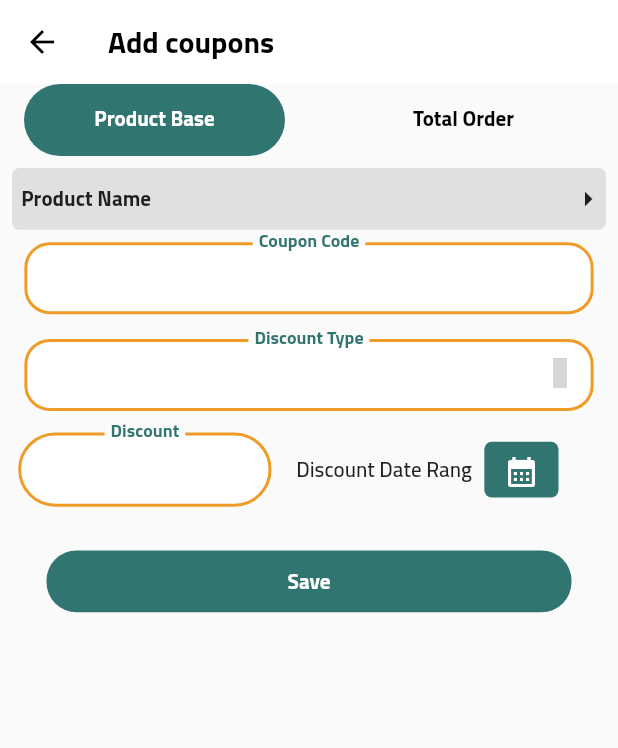
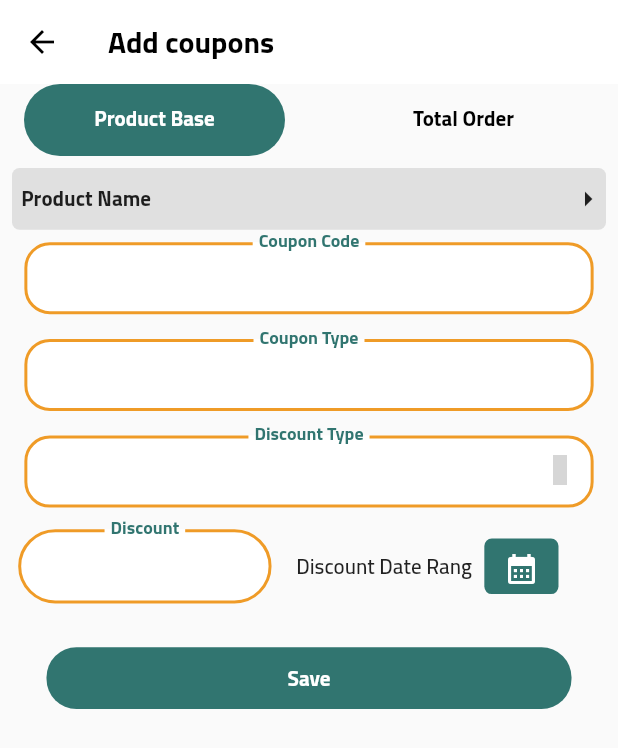
Before and after one commit to Sihamq/Sbooba_Client_App, a Flutter app: the CouponsView screen opened directly, after a tap on "Add coupons", on a phone screen of 412 x 824 dp. Shown: the top 748 px of the screen. Run offline on Flutter 3.47's test engine with Material 2 defaults, Android fonts, the phone set to English and light mode, and no system bars; our stand-ins replace awesome_dialog, awesome_snackbar_content, cached_network_image, carousel_slider, device_preview, dio and 16 more; missing offline and left inert: coupon_uikit, slide_popup_dialog_null_safety; accounts and stored records are empty; network calls fail; grey boxes are pictures that could not be loaded.

Commit message:
12-12 coupons

```diff
--- a/lib/lang/ar.dart
+++ b/lib/lang/ar.dart
@@ -226,5 +226,6 @@ Map<String, String> ar = {
   "yupdate": "تم تحديث بياناتك بنجاح ",
   "kind": "حدد نوع المنتج",
   "Editc": "تعديل الكوبون",
-  "creatc": "تم اضافة كوبون جديد بنجاح"
+  "creatc": "تم اضافة كوبون جديد بنجاح",
+  "typec": "نوع الكوبون"
 };
--- a/lib/lang/en.dart
+++ b/lib/lang/en.dart
@@ -232,5 +232,6 @@ Map<String, String> en = {
   "yupdate": "Updating Successfully",
   "kind": "Choose kind of product",
   "Editc": "Edit Coupon",
-  "creatc": "New Coupon Added Successfully"
+  "creatc": "New Coupon Added Successfully",
+  "typec": "Coupon Type"
 };
--- a/lib/main.dart
+++ b/lib/main.dart
@@ -38,7 +38,7 @@ class MyApp extends StatelessWidget {
         builder: (context, child) => ResponsiveWrapper.builder(
           ClampingScrollWrapper.builder(context, child!),
           breakpoints: const [
-            ResponsiveBreakpoint.resize(450, name: MOBILE),
+            ResponsiveBreakpoint.resize(480, name: MOBILE),
             ResponsiveBreakpoint.autoScale(800, name: TABLET),
             ResponsiveBreakpoint.resize(1000, name: DESKTOP),
             ResponsiveBreakpoint.autoScale(1700, name: 'XL'),
--- a/lib/module/coupons/add_coupons/widgets/custom_tab_view.dart
+++ b/lib/module/coupons/add_coupons/widgets/custom_tab_view.dart
@@ -20,7 +20,9 @@ class CustomTabView extends StatelessWidget {
     return SingleChildScrollView(
       child: GetBuilder<CouponsController>(
         init: CouponsController(),
-        builder: (controller) => Column(children: [
+        builder: (controller) => Form(
+          key: controller.formKey1,
+          child: Column(children: [
             Container(
               decoration: BoxDecoration(
                 borderRadius: BorderRadius.circular(5),
@@ -50,6 +52,13 @@ class CustomTabView extends StatelessWidget {
                   controller: controller.couponCode,
                   obcure: false,
                   label: "Coupon Code".tr),
+            ),
+            Padding(
+              padding: EdgeInsets.all(1.h),
+              child: MyAddTextField(
+                  controller: controller.couponType,
+                  obcure: false,
+                  label: "typec".tr),
             ),
             // DecoratedBox(
             //                   decoration: BoxDecoration(
@@ -163,6 +172,7 @@ class CustomTabView extends StatelessWidget {
                 width: 100.w)
           ]),
         ),
+      ),
     );
   }
 }
--- a/lib/module/coupons/widget/coupon_container.dart
+++ b/lib/module/coupons/widget/coupon_container.dart
@@ -73,8 +73,7 @@ class HorizontalCouponExample2 extends GetView<CouponsController> {
                     InkWell(
                         onTap: () {
                           Get.to(() => EditCoupon(
-                                couponsItems: couponsItems,
-                              ));
+                              couponsItems: couponsItems, index: index));
                         },
                         child: Icon(
                           Icons.edit,
--- a/lib/module/products/product_controller.dart
+++ b/lib/module/products/product_controller.dart
@@ -18,6 +18,8 @@ class ProductController extends GetxController
     with StateMixin<List<ProductItem>> {
   ////////////////////////////////variables/////////////////////////
   List<XFile> imageFileList = [];
+
+  GlobalKey<FormState> formKey = GlobalKey<FormState>();
   final ImagePicker imagePicker = ImagePicker();
   var selectedDate = DateTime.now().obs;
   var selectedTime = TimeOfDay.now().obs;
@@ -233,6 +235,7 @@ class ProductController extends GetxController
 
   //////////////////////////////////store product////////////////////////
   Future storeProduct() async {
+    if (formKey.currentState!.validate()) {
       try {
         var res = await Productdata().addNewProduct(
             name_ar: productNameEnglishController.text,
@@ -290,6 +293,7 @@ class ProductController extends GetxController
         }
       } catch (e) {
         print("something error ${e.toString()}");
+      }
     }
   }
 
--- a/lib/module/products/product_view.dart
+++ b/lib/module/products/product_view.dart
@@ -72,8 +72,7 @@ class ProductView extends GetView<ProductController> {
                             x: index,
                           );
                         })
-                    : SpinKitPouringHourGlassRefined(
-                        color: myOrange, size: 30.sp)),
+                    : SpinKitFadingCube(color: myOrange, size: 30.sp)),
           ),
         ),
         Obx(
--- a/lib/module/shared/routes/api_routes.dart
+++ b/lib/module/shared/routes/api_routes.dart
@@ -16,5 +16,6 @@ class ApiLink {
   static const String deleteCoupon = "/seller/coupons/";
   static const String getProfile = "/seller/profile";
   static const String updateProfile = "/seller/profile";
-  static const String storeCoupon = "/seller/coupons"; // delete
+  static const String storeCoupon = "/seller/coupons";
+  static const String updateCoupon = "/seller/coupons/"; // delete
 }
```
Also changed, not shown: lib/data/data_source/coupon_data/coupon_data.dart (+4 -4 lines), lib/module/coupons/add_coupons/edit_coupon/edit_coupon.dart (+18 -2 lines), lib/module/coupons/coupons_controller.dart (+20 -6 lines), lib/module/edit_profile/edit_profile.dart (+5 -3 lines), lib/module/products/add_product/add_product_view.dart (+23 -9 lines). Lines whose indentation alone changed are shown as unchanged.
